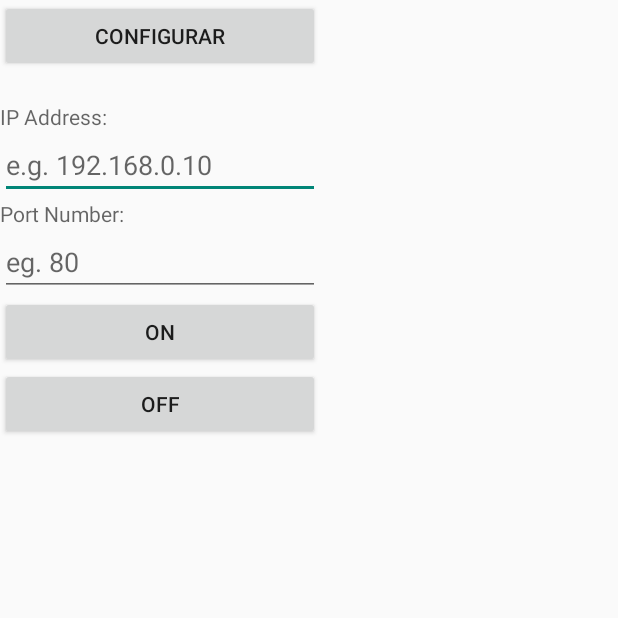
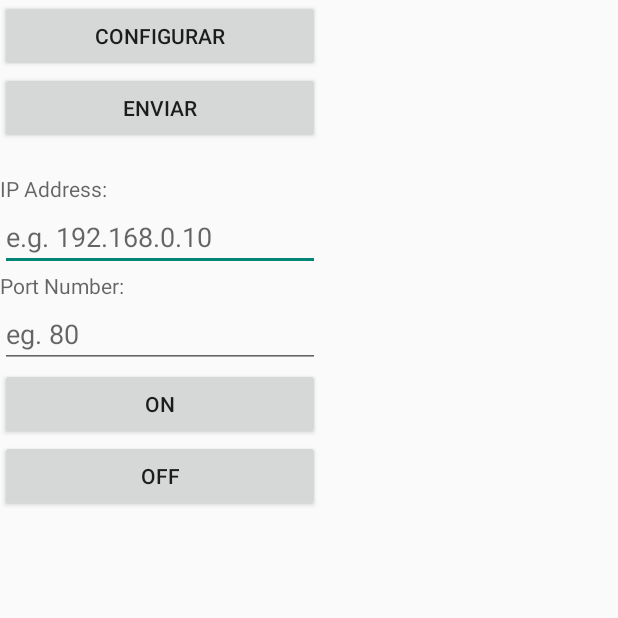
Before and after one commit to camilainetti/app-tom, an Android app: the screen it shows after launch (HomeActivity), after a tap on "ON", on a phone screen of 412 x 824 dp, the top half of it. Run offline under Robolectric (Android 15) with nearby library versions, the phone set to English and light mode, and no system bars.

Commit message:
Botões diferentes para conexão e envio HTTP request

```diff
--- a/Android-App-HTTP-Helper-versao-tom/app/src/main/java/com/allaboutee/httphelper/HomeActivity.java
+++ b/Android-App-HTTP-Helper-versao-tom/app/src/main/java/com/allaboutee/httphelper/HomeActivity.java
@@ -35,13 +35,14 @@ import android.annotation.SuppressLint;
 import android.content.BroadcastReceiver;
 import android.content.Intent;
 import android.content.Context;
+import android.util.Log;
 
 public class HomeActivity extends Activity implements View.OnClickListener {
-
+    private static final String TAG = "HomeActivity";
     public final static String PREF_IP = "PREF_IP_ADDRESS";
     public final static String PREF_PORT = "PREF_PORT_NUMBER";
     // declare buttons and text inputs
-    private Button button_ON,button_OFF,button_Con;
+    private Button button_ON,button_OFF,button_Con,button_SET;
     private EditText editTextIPAddress, editTextPortNumber;
     // shared preferences objects used to save the IP address and port so that the user doesn't have to
     // type them next time he/she opens the app.
@@ -60,8 +61,9 @@ public class HomeActivity extends Activity implements View.OnClickListener {
 
 
         button_Con = (Button)findViewById(R.id.button_Con);
-
+        button_SET = (Button)findViewById(R.id.button_SET);
         button_Con.setOnClickListener(this);
+        button_SET.setOnClickListener(this);
 
         //tv= (TextView)findViewById(R.id.txtWifiNetworks);
         //getWifiNetworksList();
@@ -92,6 +94,8 @@ public class HomeActivity extends Activity implements View.OnClickListener {
     public void onClick(View view) {
         if (view.getId() == button_Con.getId()) {
             connWifiNetwork();
+        }
+        else if (view.getId() == button_SET.getId()) {
             // execute HTTP request
             new HttpRequestAsyncTask(
                         view.getContext(), "", "", "", "httpbin.org/ip"
@@ -292,12 +296,7 @@ public class HomeActivity extends Activity implements View.OnClickListener {
                             config.status = WifiConfiguration.Status.ENABLED;
                             int id = wifiManager.addNetwork(config);
                             wifiManager.enableNetwork(id, true);
-                            try{
-                                Thread.sleep((long)10000);
-                            }
-                            catch(Exception e){
-                                e.getLocalizedMessage();
-                            }
+
                             //wifiManager.saveConfiguration();
 
                         }
--- a/Android-App-HTTP-Helper-versao-tom/app/src/main/res/layout/activity_home.xml
+++ b/Android-App-HTTP-Helper-versao-tom/app/src/main/res/layout/activity_home.xml
@@ -14,6 +14,11 @@
             android:layout_height="match_parent"
             android:text="@string/button_Con"
             android:id="@+id/button_Con" />
+        <Button
+            android:layout_width="match_parent"
+            android:layout_height="match_parent"
+            android:text="@string/button_SET"
+            android:id="@+id/button_SET" />
 
         <TextView
         android:layout_width="match_parent"
--- a/Android-App-HTTP-Helper-versao-tom/app/src/main/res/values/strings.xml
+++ b/Android-App-HTTP-Helper-versao-tom/app/src/main/res/values/strings.xml
@@ -11,5 +11,6 @@
     <string name="button_OFF">OFF</string>
     <string name="button_ON">ON</string>
     <string name="button_Con">Configurar</string>
+    <string name="button_SET">Enviar</string>
 
 </resources>
```
